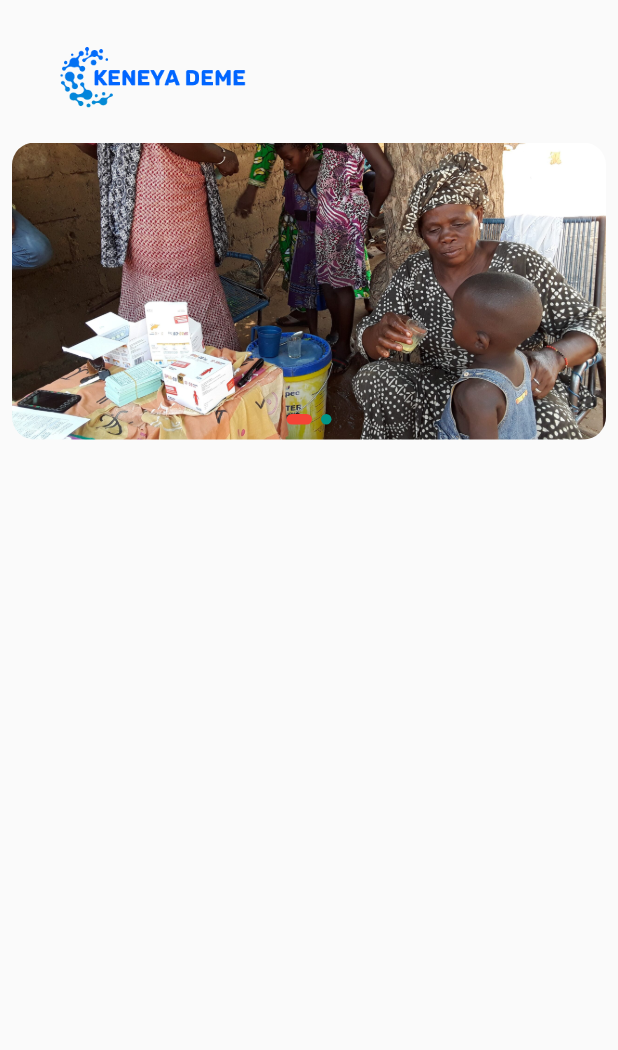
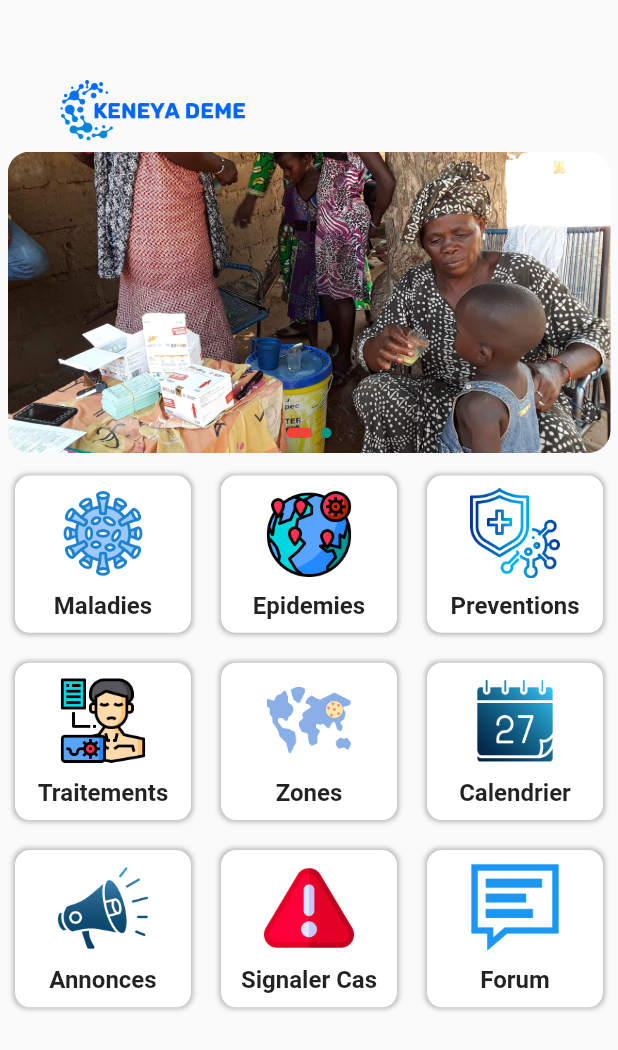
Before and after one commit to ayaya6436/keneyadememobile, a Flutter app: the screen it shows after launch, on a phone screen of 412 x 824 dp. Shown: the top 1050 px of the screen. Run offline on Flutter 3.47's test engine with Material 2 defaults, Android fonts, the light colour scheme and no system bars; drawn by our look-alikes of carousel_slider; our stand-ins replace animated_splash_screen.

Commit message:
list view maladie,epidemie

```diff
--- a/lib/pages/dashboard.dart
+++ b/lib/pages/dashboard.dart
@@ -1,5 +1,14 @@
 import 'package:flutter/material.dart';
 import 'package:carousel_slider/carousel_slider.dart';
+import 'package:keneyadememobile/pages/annonce.dart';
+import 'package:keneyadememobile/pages/calendrier.dart';
+import 'package:keneyadememobile/pages/cas.dart';
+import 'package:keneyadememobile/pages/epidemie.dart';
+import 'package:keneyadememobile/pages/forum.dart';
+import 'package:keneyadememobile/pages/maldie.dart';
+import 'package:keneyadememobile/pages/prevention.dart';
+import 'package:keneyadememobile/pages/traitement.dart';
+import 'package:keneyadememobile/pages/zone.dart';
 class Dashboard extends StatefulWidget {
   const Dashboard({super.key});
 
@@ -15,14 +24,53 @@ class _DashboardState extends State<Dashboard> {
     {"id": 2, "image_path": 'assets/images/slide1.png'},
   ];
 
+   List imgCard =[
+     "assets/images/maladie.png",
+     "assets/images/epidemie.png",
+     "assets/images/prevention.png",
+     "assets/images/traitement.png",
+     "assets/images/zone.png",
+     "assets/images/calendrier.png",
+     "assets/images/megaphone.png",
+     "assets/images/zoneDanger.png",
+     "assets/images/forum.png",
+   ];
+
+
+   List cardTitles=[
+     "Maladies",
+     "Epidemies",
+     "Preventions",
+     "Traitements",
+     "Zones",
+     "Calendrier",
+     "Annonces",
+     "Signaler Cas",
+     "Forum",
+   ];
+
+
+   List<Widget> listRoute = [
+     Maladie(),
+     Epidemie(),
+     Prevention(),
+     Traitement(),
+     Zone(),
+     Calendrier(),
+     Annonce(),
+     Cas(),
+     Forum()
+
+   ];
     final CarouselController carouselController = CarouselController();
   int currentIndex = 0;
   @override
   Widget build(BuildContext context) {
+
     return Scaffold(
       body: Column(
         children: [
-          SizedBox(height: 30),
+          SizedBox(height: 52),
           Row(
             mainAxisAlignment: MainAxisAlignment.start,
             children: [
@@ -36,9 +84,9 @@ class _DashboardState extends State<Dashboard> {
               ),
             ],
           ),
-          SizedBox(height: 15),
+          SizedBox(height: 2),
           Padding(
-            padding: const EdgeInsets.all(8.0), // Ajuste la marge selon tes besoins
+            padding: const EdgeInsets.all(5.0), // Ajuste la marge selon tes besoins
             child: Stack(
               children: [
                 InkWell(
@@ -101,8 +149,53 @@ class _DashboardState extends State<Dashboard> {
               ],
             ),
           ),
+         GridView.builder(
+           gridDelegate: SliverGridDelegateWithFixedCrossAxisCount(
+             crossAxisCount: 3,
+             childAspectRatio: 1.1,
+             crossAxisSpacing: 0,
+           ),
+           shrinkWrap: true,
+            physics: NeverScrollableScrollPhysics(),
+           itemCount: imgCard.length,
+           itemBuilder: (context,index){
+             return InkWell(
+               onTap: (){
+                 Navigator.push(context,MaterialPageRoute(builder: (context)=>listRoute[index]));
+               },
+               child: Container(
+                 margin: EdgeInsets.all(10),
+                 decoration: BoxDecoration(
+                   borderRadius: BorderRadius.circular(10),
+                   color: Colors.white,
+                   boxShadow: [
+                     BoxShadow(
+                       color: Colors.black26,
+                       spreadRadius: 1,
+                       blurRadius: 2
+                     )
+                   ]
+                 ),
+                 child: Column(
+                   mainAxisAlignment: MainAxisAlignment.spaceEvenly,
+                   children:[
+                     Image.asset(imgCard[index],
+                     width: 60,),
+                     Text(cardTitles[index],
+                       style: TextStyle(
+                         fontSize: 16,
+                         fontWeight: FontWeight.bold
+                       )
+                     ),
+                   ]
+                 ),
+               ),
+             );
+           },
+          )
         ],
       ),
+
     );
   }
 }
--- a/pubspec.yaml
+++ b/pubspec.yaml
@@ -14,6 +14,7 @@ dependencies:
   animated_splash_screen: ^1.3.0
   lottie: ^2.7.0
   carousel_slider: ^4.2.1
+  http: ^1.1.0
 
 
 dev_dependencies:
```
Also changed, not shown: lib/pages/annonce.dart (added, +28 -0 lines), lib/pages/calendrier.dart (added, +28 -0 lines), lib/pages/cas.dart (added, +28 -0 lines), lib/pages/epidemie.dart (added, +157 -0 lines), lib/pages/forum.dart (added, +28 -0 lines), lib/pages/maldie.dart (added, +106 -0 lines), lib/pages/prevention.dart (added, +29 -0 lines), lib/pages/traitement.dart (added, +28 -0 lines), lib/pages/zone.dart (added, +28 -0 lines), assets/images/calendrier.png (added), assets/images/forum.png (renamed from assets/images/Forum_svg_icon.svg.png), assets/images/prevention.png (renamed from assets/images/la-prevention.png), assets/images/traitement.png (renamed from assets/images/infection.png), lib/generated/assets.dart (added), 1 more files.
